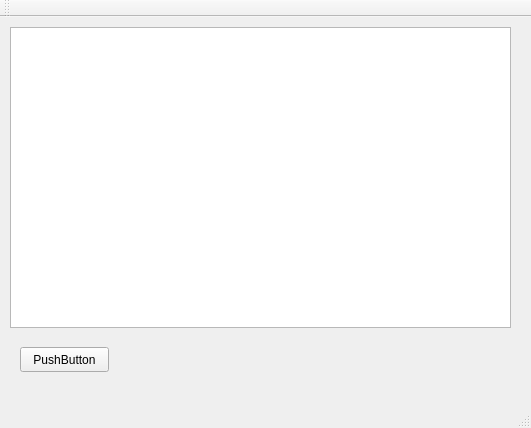
First picture: the form in QT/QGraphics/mainwindow.ui, repository leejk91/CPlusPlus_Practice, before the edit.
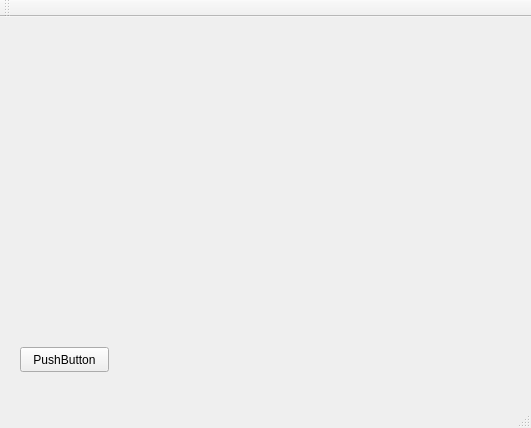
Second picture: the form after the edit.

Diff of the .ui file:
```diff
--- a/QT/QGraphics/mainwindow.ui
+++ b/QT/QGraphics/mainwindow.ui
@@ -14,16 +14,6 @@
    <string>MainWindow</string>
   </property>
   <widget class="QWidget" name="centralWidget">
-   <widget class="QGraphicsView" name="graphicsView">
-    <property name="geometry">
-     <rect>
-      <x>10</x>
-      <y>10</y>
-      <width>501</width>
-      <height>301</height>
-     </rect>
-    </property>
-   </widget>
    <widget class="QPushButton" name="pushButton">
     <property name="geometry">
      <rect>
```
